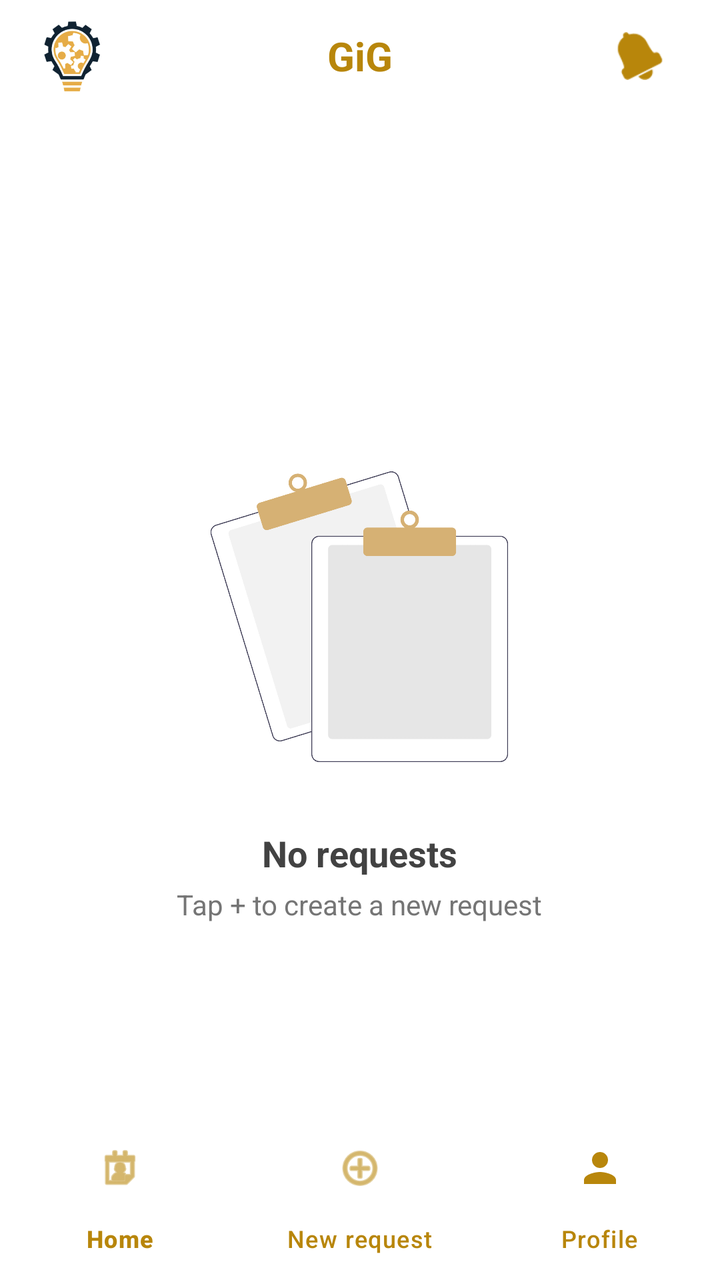
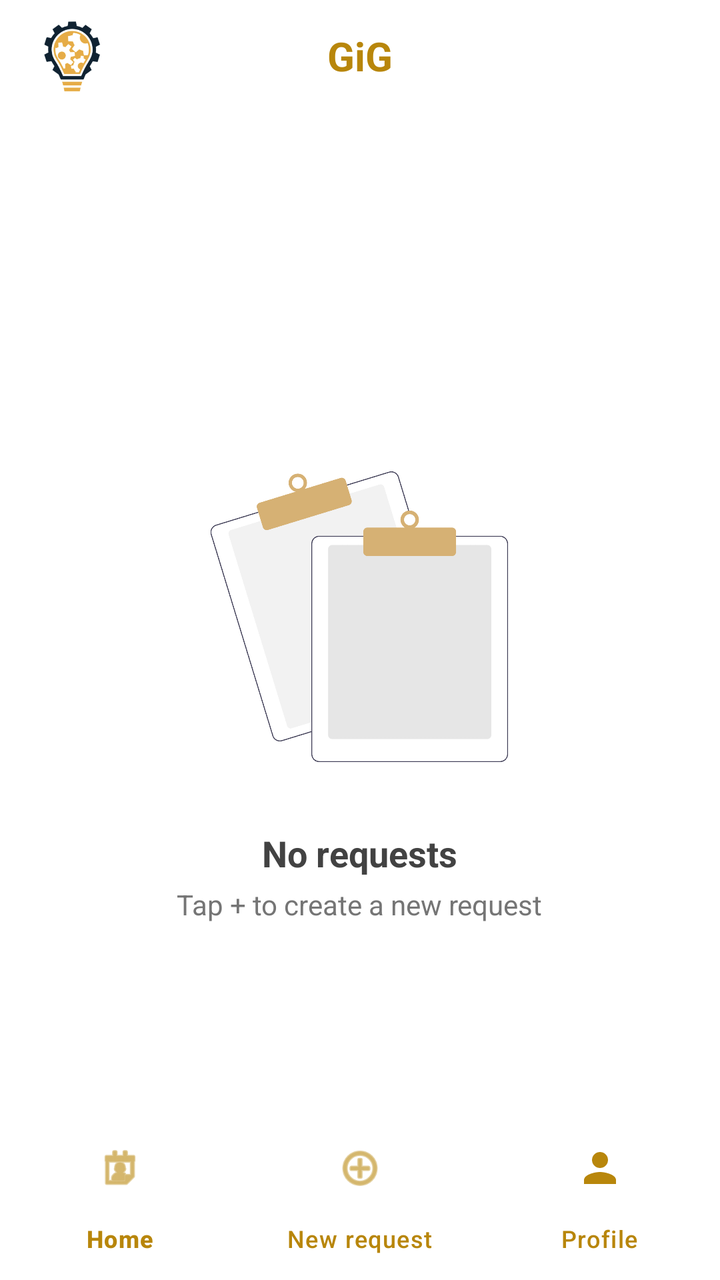

The first picture is an Android layout as it rendered before a commit; the second is the same layout after the commit. The layout source and the unified diff follow.
<!-- AndroidManifest.xml: application theme Theme.G08 -->
<!-- res/layout/home_client.xml -->
<?xml version="1.0" encoding="utf-8"?>
<androidx.constraintlayout.widget.ConstraintLayout xmlns:android="http://schemas.android.com/apk/res/android"
    xmlns:app="http://schemas.android.com/apk/res-auto"
    xmlns:tools="http://schemas.android.com/tools"
    android:layout_width="match_parent"
    android:layout_height="match_parent"
    android:fitsSystemWindows="true">

    <LinearLayout
        android:id="@+id/contentArea"
        android:layout_width="match_parent"
        android:layout_height="0dp"
        android:orientation="vertical"
        app:layout_constraintBottom_toTopOf="@+id/bottomNav"
        app:layout_constraintTop_toTopOf="parent">

        
        <FrameLayout
            android:id="@+id/topNavBar"
            android:layout_width="match_parent"
            android:layout_height="56dp"
            android:paddingStart="16dp"
            android:paddingEnd="16dp"
            android:background="@color/white">

            <ImageView
                android:id="@+id/imgLogobulb"
                android:layout_width="40dp"
                android:layout_height="40dp"
                android:layout_gravity="start|center_vertical"
                android:contentDescription="@string/app_name"
                app:srcCompat="@drawable/gig_bulb_logo" />

            <TextView
                android:id="@+id/topNavTitle"
                android:layout_width="wrap_content"
                android:layout_height="wrap_content"
                android:layout_gravity="center"
                android:text="@string/app_name_gig"
                android:textColor="@color/main_cust_color"
                android:textSize="20sp"
                android:textStyle="bold" />

            <ImageButton
                android:id="@+id/btnNotification"
                android:layout_width="48dp"
                android:layout_height="48dp"
                android:layout_gravity="end|center_vertical"
                android:background="?attr/selectableItemBackgroundBorderless"
                android:contentDescription="@string/notification"
                android:scaleType="centerInside"
                android:padding="12dp"
                app:srcCompat="@android:drawable/ic_popup_reminder"
                app:tint="@color/main_cust_color" />
        </FrameLayout>

        
        <FrameLayout
            android:layout_width="match_parent"
            android:layout_height="0dp"
            android:layout_weight="1">

            
            <LinearLayout
                android:id="@+id/requestsContent"
                android:layout_width="match_parent"
                android:layout_height="match_parent"
                android:orientation="vertical">

                <com.google.android.material.tabs.TabLayout
                    android:id="@+id/requestsTabLayout"
                    android:layout_width="match_parent"
                    android:layout_height="wrap_content"
                    android:layout_marginTop="8dp"
                    android:background="@color/white"
                    app:tabIndicatorColor="@color/main_cust_color"
                    app:tabSelectedTextColor="@color/main_cust_color"
                    app:tabTextColor="@color/grey"
                    app:tabMode="fixed"
                    app:tabGravity="fill" />

                <FrameLayout
                    android:layout_width="match_parent"
                    android:layout_height="0dp"
                    android:layout_weight="1"
                    android:layout_marginTop="8dp">

                    <androidx.recyclerview.widget.RecyclerView
                        android:id="@+id/requestsList"
                        android:layout_width="match_parent"
                        android:layout_height="match_parent"
                        android:clipToPadding="false"
                        android:paddingTop="8dp"
                        android:paddingBottom="16dp" />

                    <LinearLayout
                        android:id="@+id/emptyRequestsView"
                        android:layout_width="wrap_content"
                        android:layout_height="wrap_content"
                        android:layout_gravity="center"
                        android:orientation="vertical"
                        android:gravity="center"
                        android:padding="24dp">

                        <ImageView
                            android:layout_width="180dp"
                            android:layout_height="180dp"
                            android:layout_marginBottom="16dp"
                            android:contentDescription="@string/no_requests"
                            android:src="@drawable/empty" />

                        <TextView
                            android:layout_width="wrap_content"
                            android:layout_height="wrap_content"
                            android:text="@string/no_requests"
                            android:textColor="@color/main_netural_color"
                            android:textSize="18sp"
                            android:textStyle="bold" />

                        <TextView
                            android:layout_width="wrap_content"
                            android:layout_height="wrap_content"
                            android:layout_marginTop="4dp"
                            android:text="@string/no_requests_hint"
                            android:textColor="@color/grey"
                            android:textSize="14sp" />
                    </LinearLayout>
                </FrameLayout>
            </LinearLayout>

            
            <FrameLayout
                android:id="@+id/profileContent"
                android:layout_width="match_parent"
                android:layout_height="match_parent"
                android:visibility="gone">

                <ScrollView
                    android:layout_width="match_parent"
                    android:layout_height="match_parent"
                    android:fillViewport="true"
                    android:paddingHorizontal="16dp"
                    android:paddingTop="20dp"
                    android:paddingBottom="24dp">

                    <LinearLayout
                        android:layout_width="match_parent"
                        android:layout_height="wrap_content"
                        android:orientation="vertical">

                        
                        <com.google.android.material.card.MaterialCardView
                            android:layout_width="match_parent"
                            android:layout_height="wrap_content"
                            android:layout_marginBottom="16dp"
                            app:cardBackgroundColor="@color/white"
                            app:cardCornerRadius="12dp"
                            app:cardElevation="0dp"
                            app:strokeColor="@color/input_border_light_grey"
                            app:strokeWidth="1dp">

                            <LinearLayout
                                android:layout_width="match_parent"
                                android:layout_height="wrap_content"
                                android:orientation="horizontal"
                                android:gravity="center_vertical"
                                android:padding="16dp">

                                <ImageView
                                    android:id="@+id/profileAvatar"
                                    android:layout_width="56dp"
                                    android:layout_height="56dp"
                                    android:contentDescription="@null"
                                    android:padding="12dp"
                                    android:background="@drawable/bg_avatar_circle"
                                    app:srcCompat="@drawable/ic_person"
                                    app:tint="@color/main_cust_color" />

                                <LinearLayout
                                    android:layout_width="0dp"
                                    android:layout_height="wrap_content"
                                    android:layout_weight="1"
                                    android:layout_marginStart="16dp"
                                    android:orientation="vertical">

                                    <LinearLayout
                                        android:layout_width="wrap_content"
                                        android:layout_height="wrap_content"
                                        android:orientation="horizontal"
                                        android:baselineAligned="false">

                                        <TextView
                                            android:id="@+id/profileFirstName"
                                            android:layout_width="wrap_content"
                                            android:layout_height="wrap_content"
                                            android:textColor="@color/main_netural_color"
                                            android:textSize="18sp"
                                            android:textStyle="bold" />

                                        <TextView
                                            android:id="@+id/profileLastName"
                                            android:layout_width="wrap_content"
                                            android:layout_height="wrap_content"
                                            android:layout_marginStart="4dp"
                                            android:textColor="@color/main_netural_color"
                                            android:textSize="18sp"
                                            android:textStyle="bold" />
                                    </LinearLayout>

                                    <TextView
                                        android:id="@+id/profileEmail"
                                        android:layout_width="wrap_content"
                                        android:layout_height="wrap_content"
                                        android:layout_marginTop="2dp"
                                        android:textColor="@color/grey"
                                        android:textSize="14sp" />
                                </LinearLayout>
                            </LinearLayout>
                        </com.google.android.material.card.MaterialCardView>

                        <com.google.android.material.card.MaterialCardView
                            android:layout_width="match_parent"
                            android:layout_height="wrap_content"
                            android:layout_marginBottom="12dp"
                            app:cardBackgroundColor="@color/white"
                            app:cardCornerRadius="12dp"
                            app:cardElevation="0dp"
                            app:strokeColor="@color/input_border_light_grey"
                            app:strokeWidth="1dp">

                            <LinearLayout
                                android:id="@+id/profileEditTile"
                                android:layout_width="match_parent"
                                android:layout_height="wrap_content"
                                android:orientation="horizontal"
                                android:gravity="center_vertical"
                                android:padding="16dp"
                                android:minHeight="56dp"
                                android:background="?attr/selectableItemBackground">

                                <ImageView
                                    android:layout_width="28dp"
                                    android:layout_height="28dp"
                                    android:src="@android:drawable/ic_menu_edit"
                                    android:contentDescription="@null"
                                    app:tint="@color/main_cust_color" />
                                <TextView
                                    android:layout_width="0dp"
                                    android:layout_height="wrap_content"
                                    android:layout_weight="1"
                                    android:layout_marginStart="16dp"
                                    android:text="@string/profile_edit"
                                    android:textColor="@color/main_netural_color"
                                    android:textSize="16sp"
                                    android:textStyle="bold" />
                            </LinearLayout>
                        </com.google.android.material.card.MaterialCardView>

                        <com.google.android.material.card.MaterialCardView
                            android:layout_width="match_parent"
                            android:layout_height="wrap_content"
                            app:cardBackgroundColor="@color/white"
                            app:cardCornerRadius="12dp"
                            app:cardElevation="0dp"
                            app:strokeColor="@color/input_border_light_grey"
                            app:strokeWidth="1dp">

                            <LinearLayout
                                android:id="@+id/profileLogoutTile"
                                android:layout_width="match_parent"
                                android:layout_height="wrap_content"
                                android:orientation="horizontal"
                                android:gravity="center_vertical"
                                android:padding="16dp"
                                android:minHeight="56dp"
                                android:background="?attr/selectableItemBackground">

                                <ImageView
                                    android:layout_width="28dp"
                                    android:layout_height="28dp"
                                    android:src="@android:drawable/ic_lock_power_off"
                                    android:contentDescription="@null"
                                    app:tint="@color/main_cust_color" />
                                <TextView
                                    android:layout_width="0dp"
                                    android:layout_height="wrap_content"
                                    android:layout_weight="1"
                                    android:layout_marginStart="16dp"
                                    android:text="@string/logout"
                                    android:textColor="@color/main_netural_color"
                                    android:textSize="16sp"
                                    android:textStyle="bold" />
                            </LinearLayout>
                        </com.google.android.material.card.MaterialCardView>
                    </LinearLayout>
                </ScrollView>
            </FrameLayout>
        </FrameLayout>
    </LinearLayout>

    <com.google.android.material.bottomnavigation.BottomNavigationView
        android:id="@+id/bottomNav"
        android:layout_width="match_parent"
        android:layout_height="wrap_content"
        android:background="@color/white"
        app:itemIconTint="@color/main_cust_color"
        app:itemTextColor="@color/main_cust_color"
        app:labelVisibilityMode="labeled"
        app:menu="@menu/bottom_nav_client"
        app:layout_constraintBottom_toBottomOf="parent"
        app:layout_constraintEnd_toEndOf="parent"
        app:layout_constraintStart_toStartOf="parent" />

</androidx.constraintlayout.widget.ConstraintLayout>
<!-- resources referenced by this layout -->
<resources>
  <color name="grey">#757575</color>
  <color name="input_border_light_grey">#E0E0E0</color>
  <color name="main_cust_color">#B8860B</color>
  <color name="main_netural_color">#424242</color>
  <color name="white">#FFFFFFFF</color>
  <!-- drawable bg_avatar_circle (drawable) -->
  <?xml version="1.0" encoding="utf-8"?>
  <shape xmlns:android="http://schemas.android.com/apk/res/android"
      android:shape="oval">
      <solid android:color="@color/input_border_light_grey" />
  </shape>
  <!-- drawable empty: png bitmap (drawable, 62407 bytes) -->
  <!-- drawable gig_bulb_logo: png bitmap (drawable, 37553 bytes) -->
  <!-- drawable ic_person (drawable) -->
  <?xml version="1.0" encoding="utf-8"?>
  <vector xmlns:android="http://schemas.android.com/apk/res/android"
      android:width="24dp"
      android:height="24dp"
      android:viewportWidth="24"
      android:viewportHeight="24">
      <path
          android:fillColor="#000000"
          android:pathData="M12,12c2.21,0 4,-1.79 4,-4s-1.79,-4 -4,-4 -4,1.79 -4,4 1.79,4 4,4zM12,14c-2.67,0 -8,1.34 -8,4v2h16v-2c0,-2.66 -5.33,-4 -8,-4z" />
  </vector>
  <string name="app_name">g08</string>
  <string name="app_name_gig">GiG</string>
  <string name="logout">Logout</string>
  <string name="no_requests">No requests</string>
  <string name="no_requests_hint">Tap + to create a new request</string>
  <string name="notification">Notifications</string>
  <string name="profile_edit">Edit profile</string>
  <style name="Theme.G08" parent="Base.Theme.G08" />
  <style name="Base.Theme.G08" parent="Theme.Material3.DayNight.NoActionBar">
          
          
          <item name="android:windowBackground">@color/cardview_light_background</item>
          <item name="android:fontFamily">sans-serif</item>
          <item name="materialButtonStyle">@style/Widget.G08.Button</item>
          <item name="editTextStyle">@style/Widget.G08.EditText</item>
      </style>
  <style name="Widget.G08.Button" parent="Widget.Material3.Button">
          <item name="cornerRadius">@dimen/button_corner_radius</item>
          <item name="android:paddingTop">@dimen/button_vertical_padding</item>
          <item name="android:paddingBottom">@dimen/button_vertical_padding</item>
          <item name="android:textStyle">bold</item>
          <item name="android:layout_marginTop">@dimen/button_vertical_margin</item>
          <item name="android:layout_marginBottom">@dimen/button_vertical_margin</item>
      </style>
  <style name="Widget.G08.EditText" parent="Widget.AppCompat.EditText">
          <item name="android:background">@drawable/edittext_bordered</item>
          <item name="android:padding">12dp</item>
      </style>
  <dimen name="button_corner_radius">10dp</dimen>
  <dimen name="button_vertical_padding">15dp</dimen>
  <dimen name="button_vertical_margin">10dp</dimen>
  <!-- drawable edittext_bordered (drawable) -->
  <?xml version="1.0" encoding="utf-8"?>
  <shape xmlns:android="http://schemas.android.com/apk/res/android"
      android:shape="rectangle">
      <solid android:color="@color/white" />
      <stroke
          android:width="1dp"
          android:color="@color/input_border_light_grey" />
      <corners android:radius="10dp" />
  </shape>
</resources>

<!-- the commit's change to res/layout/home_client.xml (unified diff, before → after) -->
@@ -41,17 +41,17 @@
                 android:textSize="20sp"
                 android:textStyle="bold" />
 
-            <ImageButton
-                android:id="@+id/btnNotification"
-                android:layout_width="48dp"
-                android:layout_height="48dp"
-                android:layout_gravity="end|center_vertical"
-                android:background="?attr/selectableItemBackgroundBorderless"
-                android:contentDescription="@string/notification"
-                android:scaleType="centerInside"
-                android:padding="12dp"
-                app:srcCompat="@android:drawable/ic_popup_reminder"
-                app:tint="@color/main_cust_color" />
+
+
+
+
+
+
+
+
+
+
+
         </FrameLayout>
 
         
<!-- resource entries referenced after the edit -->
@@ -29,7 +29,6 @@
   <string name="logout">Logout</string>
   <string name="no_requests">No requests</string>
   <string name="no_requests_hint">Tap + to create a new request</string>
-  <string name="notification">Notifications</string>
   <string name="profile_edit">Edit profile</string>
   <style name="Theme.G08" parent="Base.Theme.G08" />
   <style name="Base.Theme.G08" parent="Theme.Material3.DayNight.NoActionBar">
